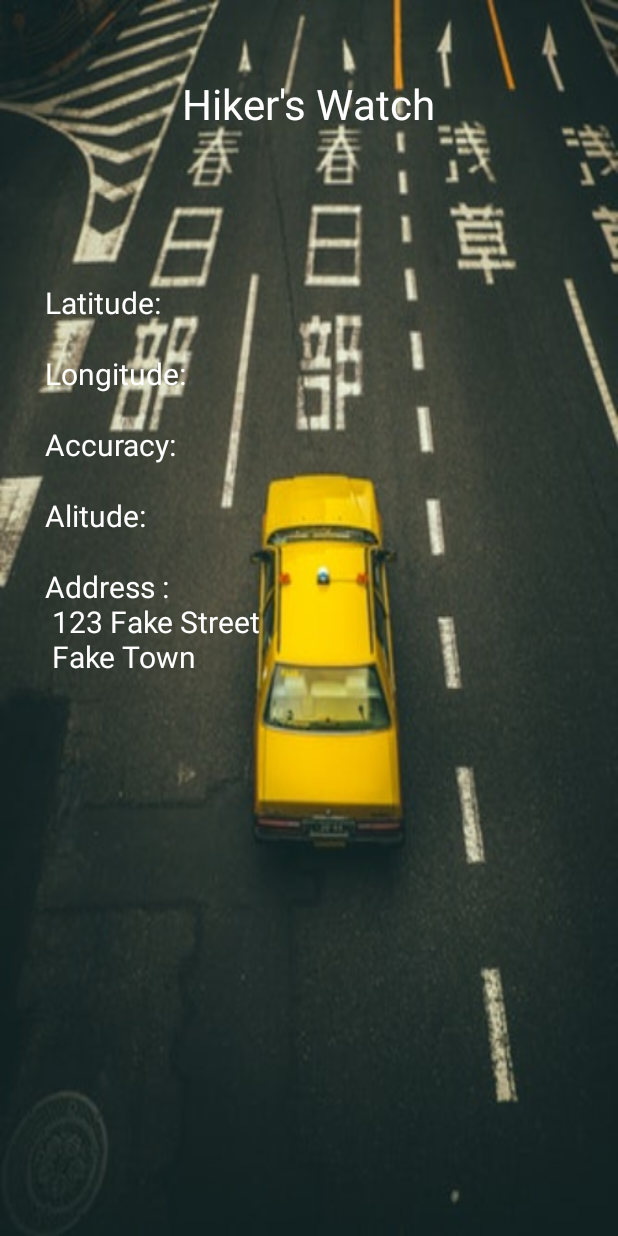
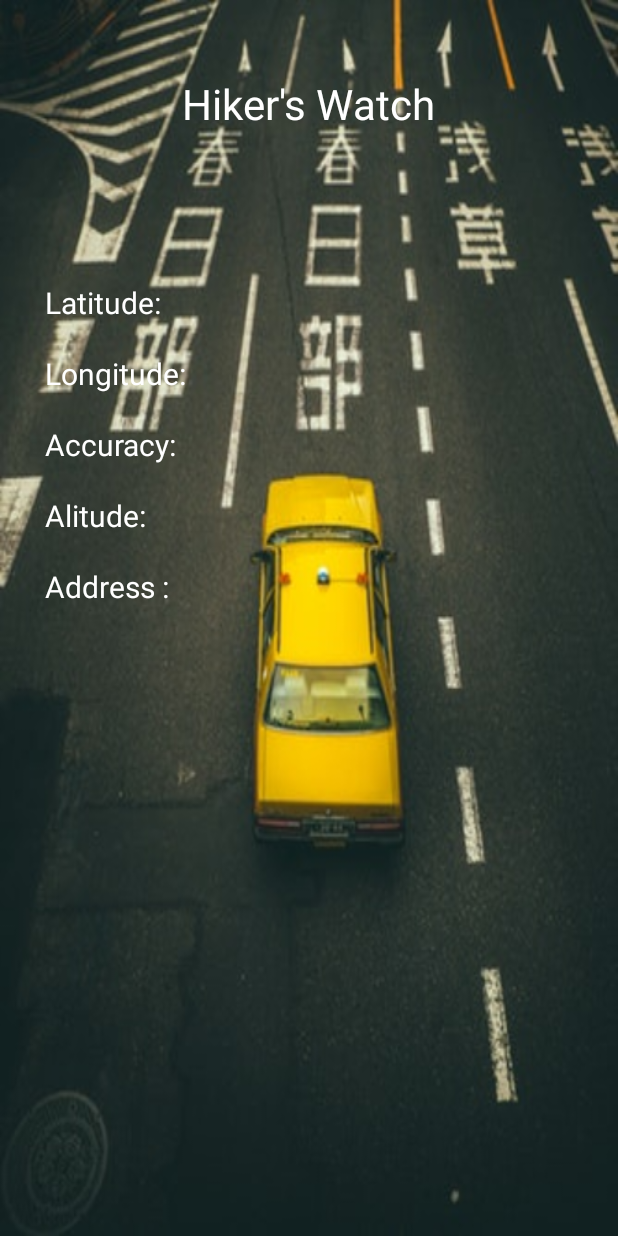
Before and after one commit to Ebtsam55/HikersWatch, an Android app: the screen it shows after launch (MainActivity), on a phone screen of 412 x 824 dp. Run offline under Robolectric (Android 15) with nearby library versions, the phone set to English and light mode, and no system bars.

Commit message:
initial commit

```diff
--- a/app/src/main/res/layout/activity_main.xml
+++ b/app/src/main/res/layout/activity_main.xml
@@ -69,7 +69,7 @@
         android:layout_below="@+id/altitude_text"
         android:layout_marginLeft="30dp"
         android:layout_marginTop="20dp"
-        android:text="Address :\n 123 Fake Street \n Fake Town"
+        android:text="Address :"
         android:textColor="@android:color/white"
         android:textSize="20sp" />
 
```
